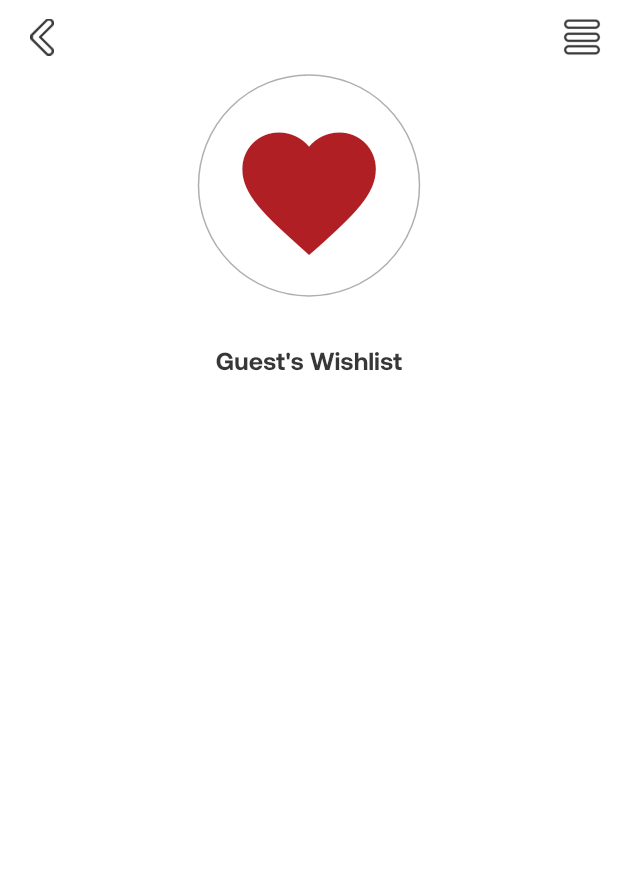
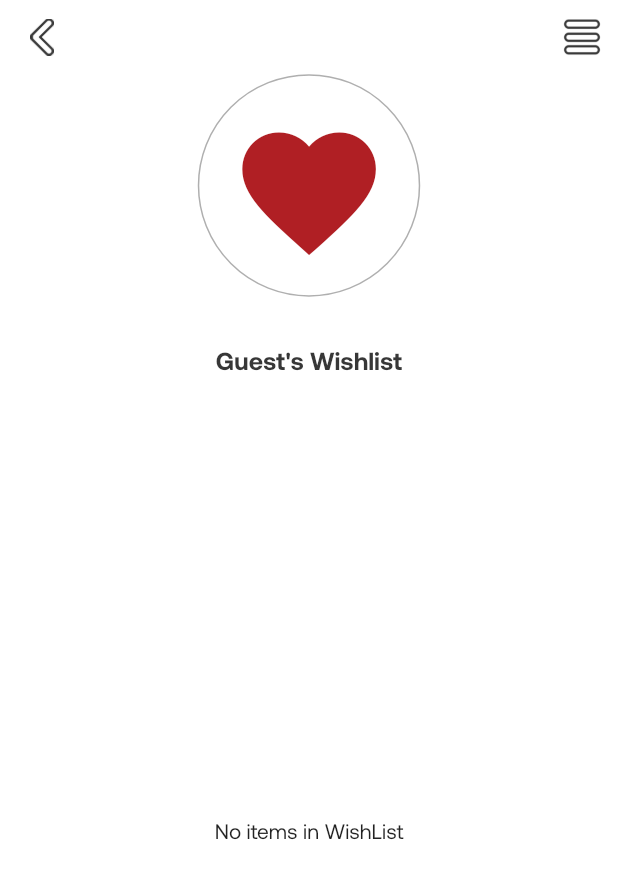
Before and after one commit to naqeeb9a/monark-mobile-app, a Flutter app: the WishlistPage screen opened directly, on a phone screen of 412 x 824 dp. Shown: the top 879 px of the screen. Run offline on Flutter 3.47's test engine with Material 2 defaults, Android fonts, the phone set to English and light mode, and no system bars; our stand-ins replace auto_size_text, cached_network_image, carousel_slider, cool_alert, dots_indicator, dotted_border and 7 more; accounts and stored records are empty.

Commit message:
naqeeb -- wishList screen updated

```diff
--- a/lib/Screens/Wishlist.dart
+++ b/lib/Screens/Wishlist.dart
@@ -75,9 +75,15 @@ class _WishlistPageState extends State<WishlistPage> {
                 ),
               ),
               heightBox(context, 0.04),
-              wishListGrid(
-                context,
-              )
+              (wishListItems.length == 0)
+                  ? Expanded(
+                      child: Center(
+                        child: Text("No items in WishList"),
+                      ),
+                    )
+                  : wishListGrid(
+                      context,
+                    )
             ],
           ),
         ),
```
